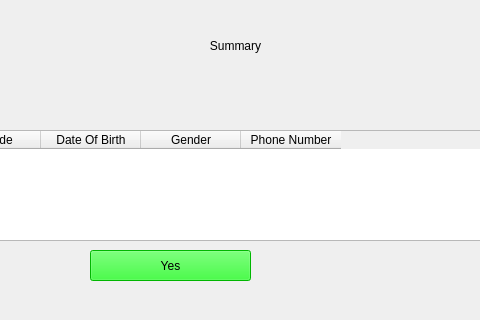
Haleshot/Flight_Booking_System, file Project_Source_Code/Summary_Screen.ui: the form before one commit; both pictures show x 380 to 860 and y 0 to 320 of the 1201 by 801 pixel window.
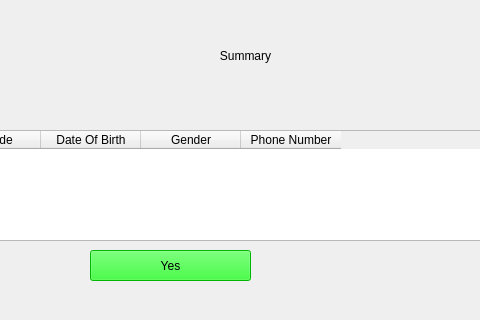
The form after the commit.

Diff of the .ui file:
```diff
--- a/Project_Source_Code/Summary_Screen.ui
+++ b/Project_Source_Code/Summary_Screen.ui
@@ -16,8 +16,8 @@
   <widget class="QLabel" name="HeaderLabel">
    <property name="geometry">
     <rect>
-     <x>480</x>
-     <y>10</y>
+     <x>490</x>
+     <y>20</y>
      <width>271</width>
      <height>71</height>
     </rect>
```
